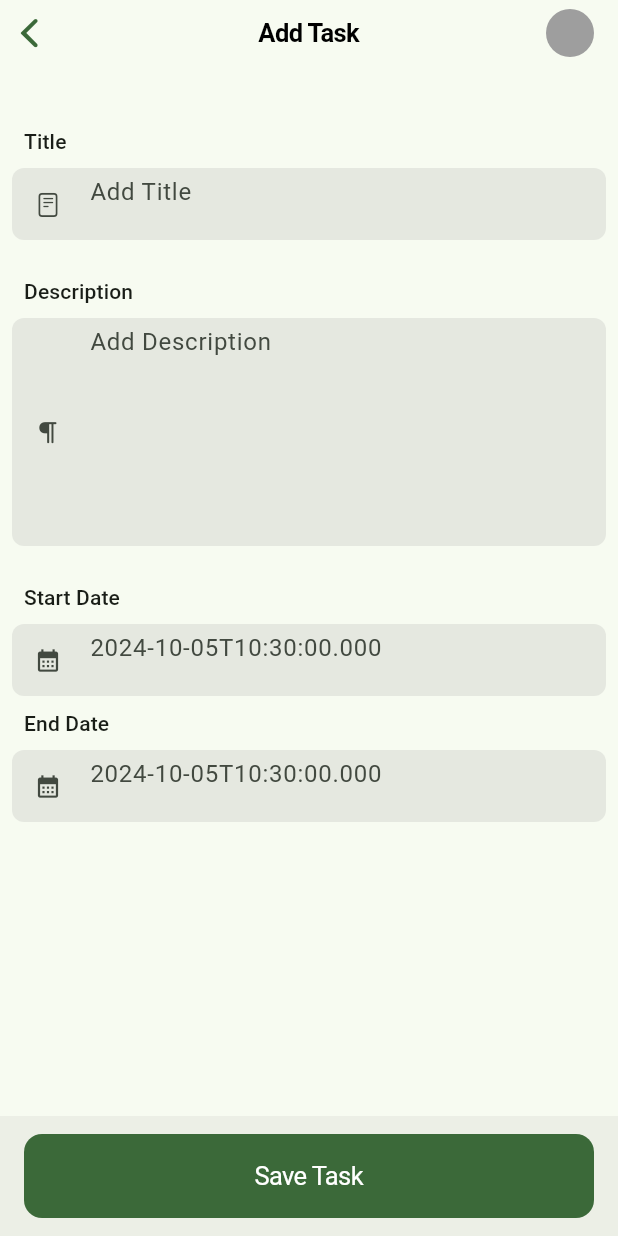
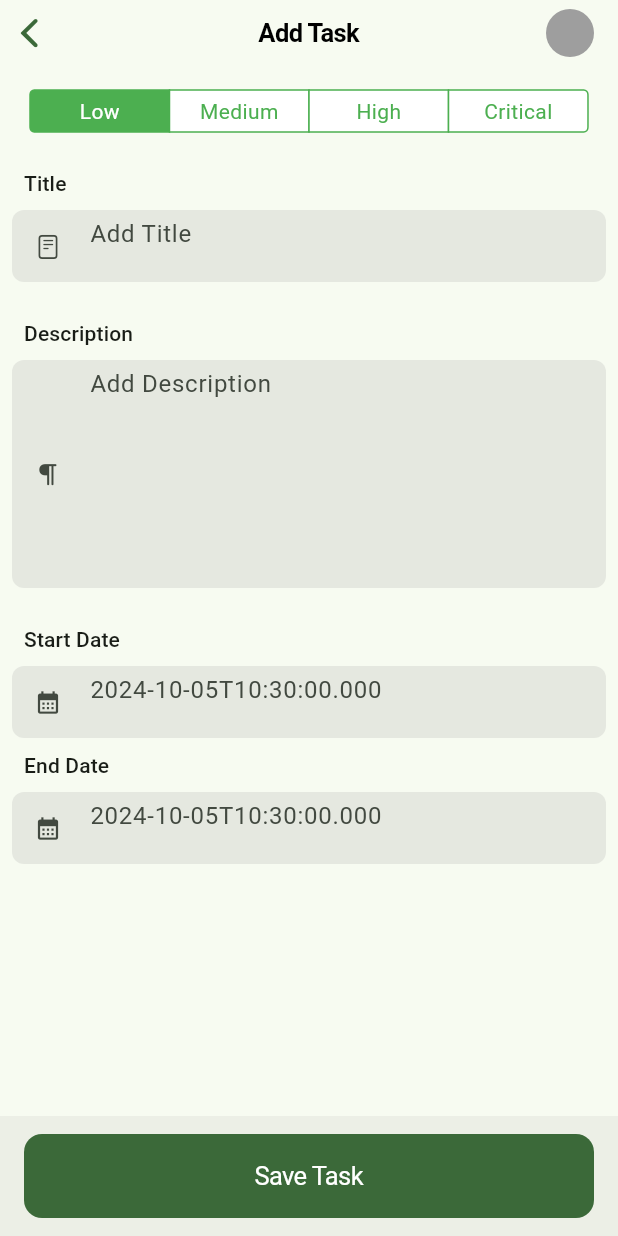
Before and after one commit to CLEMENTMOLEKO/anothertodo, a Flutter app: the AddTaskScreen screen opened directly, on a phone screen of 412 x 824 dp. Run offline on Flutter 3.47's test engine with Material 3 defaults, Android fonts, the light colour scheme and no system bars; our stand-ins replace dotted_border, equatable, flutter_bloc, gap, hydrated_bloc.

Commit message:
refactor cupertion segmented picker widget.

```diff
--- /dev/null
+++ b/lib/common/extensions/string_extensions.dart
@@ -0,0 +1,6 @@
+extension StringExtension on String {
+  String capitalize() {
+    if (isEmpty) return this;
+    return '${this[0].toUpperCase()}${substring(1)}';
+  }
+}
--- a/lib/screens/add_task_screen.dart
+++ b/lib/screens/add_task_screen.dart
@@ -7,6 +7,8 @@ import 'package:flutter_bloc/flutter_bloc.dart';
 import 'package:gap/gap.dart';
 import 'package:intl/intl.dart';
 import 'package:uuid/uuid.dart';
+
+import '../widgets/cupertino_segmented_picker.dart';
 
 class AddTaskScreen extends StatefulWidget {
   const AddTaskScreen({super.key});
@@ -70,11 +72,11 @@ class _AddTaskScreenState extends State<AddTaskScreen> {
 class TaskForm extends StatefulWidget {
   final TextEditingController titleController;
   final TextEditingController descriptionController;
-  TextEditingController startDateController;
-  TextEditingController endDateController;
+  final TextEditingController startDateController;
+  final TextEditingController endDateController;
   final Function(Priority) setPriority;
 
-  TaskForm({
+  const TaskForm({
     super.key,
     required this.titleController,
     required this.descriptionController,
@@ -117,7 +119,6 @@ class _TaskFormState extends State<TaskForm> {
 
   @override
   Widget build(BuildContext context) {
-    // Use a SafeArea widget to avoid system overlaps.
     return SafeArea(
       child: Material(
         child: ListView(
@@ -130,6 +131,9 @@ class _TaskFormState extends State<TaskForm> {
                     crossAxisAlignment: CrossAxisAlignment.start,
                     children: [
                       const Gap(8),
+                      CupertionSegementedPicker(
+                        setPriority: (priority) => _selectedSegment = priority,
+                      ),
                       const Gap(16),
                       Padding(
                         padding: const EdgeInsets.all(8.0),
--- a/lib/widgets/cupertino_segmented_picker.dart
+++ b/lib/widgets/cupertino_segmented_picker.dart
@@ -1,9 +1,11 @@
 import 'package:anothertodo/common/enum_priority.dart';
+import 'package:anothertodo/common/extensions/string_extensions.dart';
 import 'package:flutter/cupertino.dart';
 import 'package:flutter/material.dart';
 
 class CupertionSegementedPicker extends StatefulWidget {
-  const CupertionSegementedPicker({super.key});
+  final Function(Priority) setPriority;
+  const CupertionSegementedPicker({super.key, required this.setPriority});
 
   @override
   State<CupertionSegementedPicker> createState() =>
@@ -33,26 +35,15 @@ class _CupertionSegementedPickerState extends State<CupertionSegementedPicker> {
             onValueChanged: (Priority value) {
               setState(() {
                 _selectedSegment = value;
-                //widget.setPriority(value);
+                widget.setPriority(value);
               });
             },
-            children: const <Priority, Widget>{
-              Priority.critical: Padding(
-                padding: EdgeInsets.symmetric(horizontal: 10),
-                child: Text('Critical'),
-              ),
-              Priority.high: Padding(
-                padding: EdgeInsets.symmetric(horizontal: 10),
-                child: Text('High'),
-              ),
-              Priority.medium: Padding(
-                padding: EdgeInsets.symmetric(horizontal: 10),
-                child: Text('Medium'),
-              ),
-              Priority.low: Padding(
-                padding: EdgeInsets.symmetric(horizontal: 10),
-                child: Text('Low'),
-              ),
+            children: {
+              for (var priority in Priority.values)
+                priority: Padding(
+                  padding: const EdgeInsets.symmetric(horizontal: 10),
+                  child: Text(priority.name.capitalize()),
+                ),
             },
           ),
         ),
```
